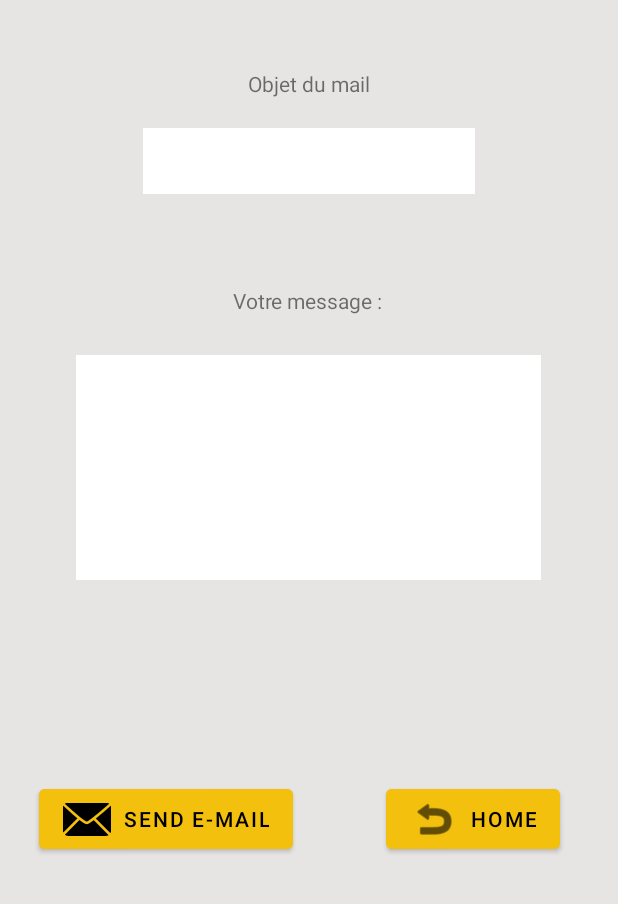
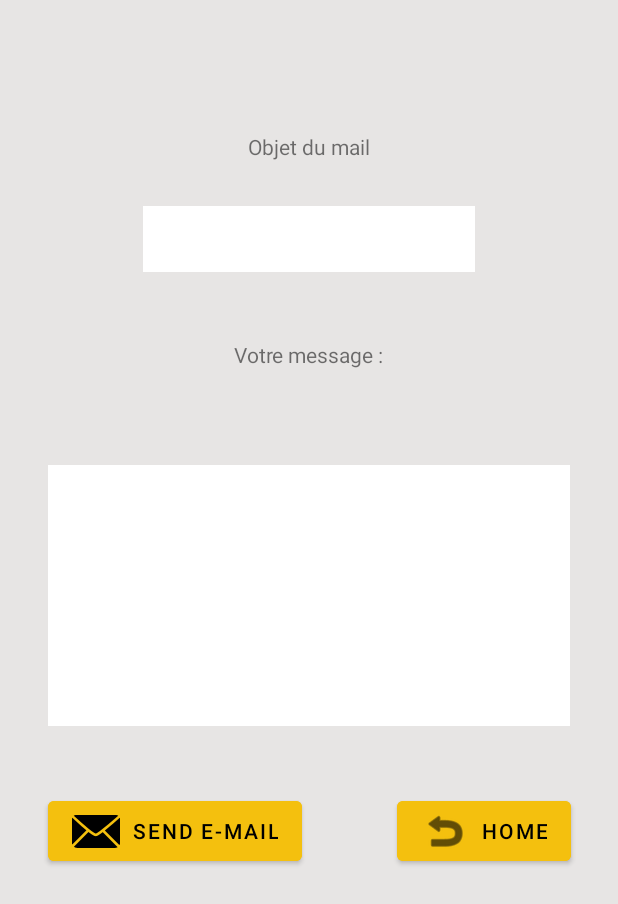
Before and after one commit to Landry-marlhac/AndroidAppESIEE, an Android app: the NewMail screen opened directly, with no data from a screen before it, on a phone screen of 412 x 824 dp. Shown: the top 904 px of the screen. Run offline under Robolectric (Android 15) with nearby library versions, the phone set to English and light mode, and no system bars.

Commit message:
Pub vraiment fonctionnelle correction mise en page

```diff
--- a/app/src/main/res/layout/activity_new_mail.xml
+++ b/app/src/main/res/layout/activity_new_mail.xml
@@ -11,16 +11,14 @@
         android:id="@+id/btn_retour_home"
         android:layout_width="wrap_content"
         android:layout_height="wrap_content"
-        android:layout_marginBottom="252dp"
+        android:layout_marginBottom="244dp"
         android:backgroundTint="@color/orange_checkit"
         android:text="Home"
         app:icon="@android:drawable/ic_menu_revert"
         app:layout_constraintBottom_toBottomOf="parent"
         app:layout_constraintEnd_toEndOf="parent"
-        app:layout_constraintHorizontal_bias="0.87"
-        app:layout_constraintStart_toStartOf="parent"
-        app:layout_constraintTop_toBottomOf="@+id/contenu"
-        app:layout_constraintVertical_bias="1.0" />
+        app:layout_constraintHorizontal_bias="0.894"
+        app:layout_constraintStart_toStartOf="parent" />
 
     <TextView
         android:id="@+id/textView3"
@@ -29,10 +27,10 @@
         android:text="Objet du mail"
         app:layout_constraintBottom_toBottomOf="parent"
         app:layout_constraintEnd_toEndOf="parent"
-        app:layout_constraintHorizontal_bias="0.501"
+        app:layout_constraintHorizontal_bias="0.5"
         app:layout_constraintStart_toStartOf="parent"
         app:layout_constraintTop_toTopOf="parent"
-        app:layout_constraintVertical_bias="0.057" />
+        app:layout_constraintVertical_bias="0.109" />
 
     <TextView
         android:id="@+id/textView4"
@@ -41,51 +39,50 @@
         android:text="Votre message :"
         app:layout_constraintBottom_toBottomOf="parent"
         app:layout_constraintEnd_toEndOf="parent"
-        app:layout_constraintHorizontal_bias="0.498"
+        app:layout_constraintHorizontal_bias="0.5"
         app:layout_constraintStart_toStartOf="parent"
         app:layout_constraintTop_toBottomOf="@+id/objet"
-        app:layout_constraintVertical_bias="0.091" />
+        app:layout_constraintVertical_bias="0.073" />
 
     <EditText
         android:id="@+id/objet"
         android:layout_width="221dp"
         android:layout_height="44dp"
-        android:layout_marginTop="20dp"
+        android:layout_marginTop="30dp"
         android:background="@color/white"
         android:gravity="top|left"
         app:layout_constraintEnd_toEndOf="parent"
+        app:layout_constraintHorizontal_bias="0.5"
         app:layout_constraintStart_toStartOf="parent"
         app:layout_constraintTop_toBottomOf="@+id/textView3"
         tools:ignore="MissingConstraints" />
 
     <EditText
         android:id="@+id/contenu"
-        android:layout_width="310dp"
-        android:layout_height="150dp"
+        android:layout_width="348dp"
+        android:layout_height="174dp"
         android:background="@color/white"
         android:gravity="top|left"
         app:layout_constraintBottom_toTopOf="@+id/btn_mail"
         app:layout_constraintEnd_toEndOf="parent"
-        app:layout_constraintHorizontal_bias="0.495"
+        app:layout_constraintHorizontal_bias="0.5"
         app:layout_constraintStart_toStartOf="parent"
         app:layout_constraintTop_toBottomOf="@+id/textView4"
-        app:layout_constraintVertical_bias="0.168"
+        app:layout_constraintVertical_bias="0.59"
         tools:ignore="MissingConstraints" />
 
     <Button
         android:id="@+id/btn_mail"
         android:layout_width="wrap_content"
         android:layout_height="wrap_content"
-        android:layout_marginBottom="252dp"
+        android:layout_marginBottom="244dp"
         android:backgroundTint="@color/orange_checkit"
         android:text="Send e-mail"
         app:icon="@android:drawable/ic_dialog_email"
         app:layout_constraintBottom_toBottomOf="parent"
         app:layout_constraintEnd_toEndOf="parent"
-        app:layout_constraintHorizontal_bias="0.108"
-        app:layout_constraintStart_toStartOf="parent"
-        app:layout_constraintTop_toBottomOf="@+id/textView4"
-        app:layout_constraintVertical_bias="1.0" />
+        app:layout_constraintHorizontal_bias="0.133"
+        app:layout_constraintStart_toStartOf="parent" />
 
 
 </androidx.constraintlayout.widget.ConstraintLayout>
```
Also changed, not shown: app/src/main/java/com/example/androidappesiee/ui/home/HomeFragment.java (+63 -0 lines), app/src/main/res/layout/fragment_home.xml (+24 -0 lines), app/src/main/res/layout/fragment_slideshow.xml (+15 -13 lines).
